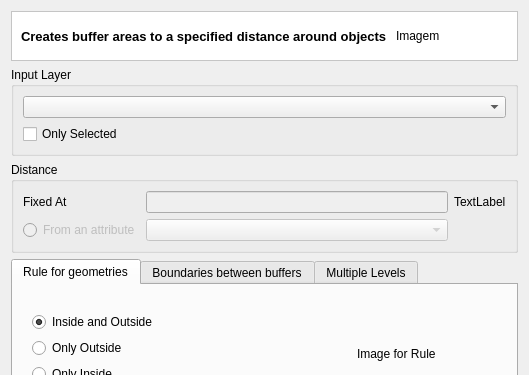
Above: src/terralib/vp/qt/ui/BufferDialogForm.ui from claudiobogossian/terralib5 before the change; both pictures show x 0 to 529 and y 0 to 375 of the 529 by 588 pixel window. Below: the same form after it.
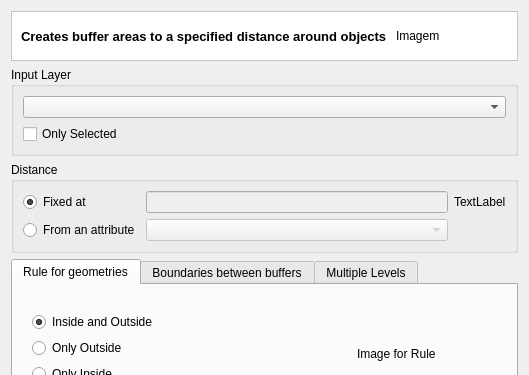
That is the form after the change. Custom widgets are drawn as their Qt base class.

Commit message: refs #1303 - Implementar da operação buffer com distância variável por atributo

What changed in the file:
```diff
--- a/src/terralib/vp/qt/ui/BufferDialogForm.ui
+++ b/src/terralib/vp/qt/ui/BufferDialogForm.ui
@@ -104,7 +104,7 @@
         <string>Distance</string>
        </property>
        <layout class="QGridLayout" name="gridLayout_5">
-        <item row="0" column="1">
+        <item row="1" column="1">
          <widget class="QLineEdit" name="m_fixedDistanceLineEdit">
           <property name="enabled">
            <bool>false</bool>
@@ -114,17 +114,17 @@
           </property>
          </widget>
         </item>
-        <item row="0" column="2">
+        <item row="1" column="2">
          <widget class="QLabel" name="unitLabel">
           <property name="text">
            <string>TextLabel</string>
           </property>
          </widget>
         </item>
-        <item row="2" column="0">
+        <item row="3" column="0">
          <widget class="QRadioButton" name="m_fromAttRadioButton">
           <property name="enabled">
-           <bool>false</bool>
+           <bool>true</bool>
           </property>
           <property name="toolTip">
            <string>This option is not implemented yet</string>
@@ -137,17 +137,20 @@
           </property>
          </widget>
         </item>
-        <item row="2" column="1">
+        <item row="3" column="1">
          <widget class="QComboBox" name="m_fromAttDistanceComboBox">
           <property name="enabled">
            <bool>false</bool>
           </property>
          </widget>
         </item>
-        <item row="0" column="0">
-         <widget class="QLabel" name="m_fixedAtLabel">
+        <item row="1" column="0">
+         <widget class="QRadioButton" name="m_fixedAtRadioButton">
           <property name="text">
-           <string>Fixed At</string>
+           <string>Fixed at</string>
+          </property>
+          <property name="checked">
+           <bool>true</bool>
           </property>
          </widget>
         </item>
```
The commit also changes 7 other files.
